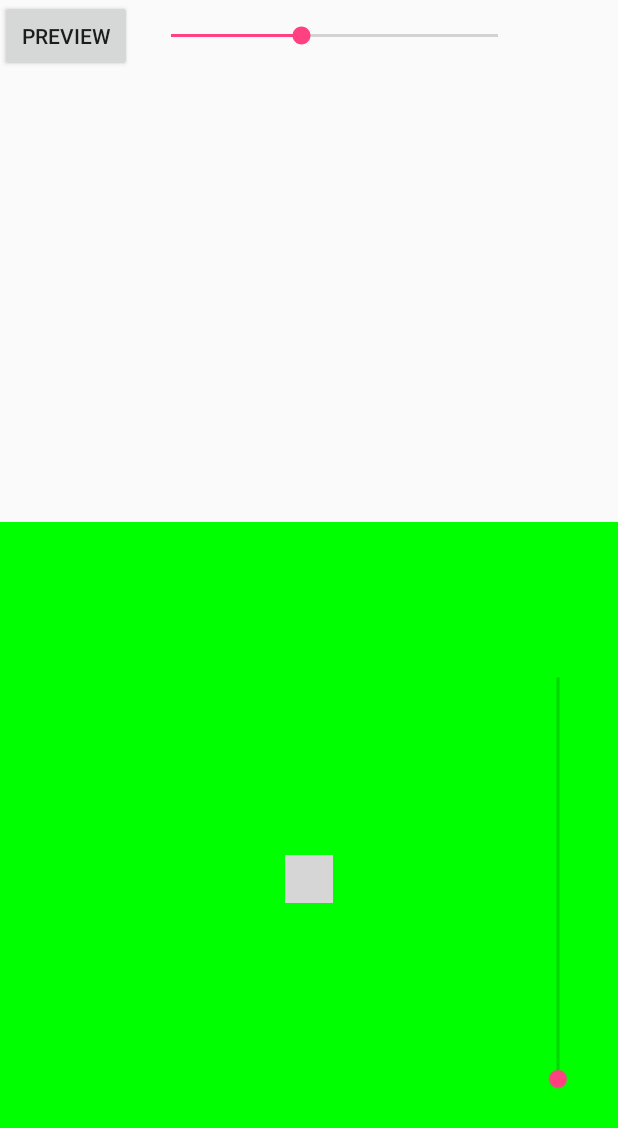
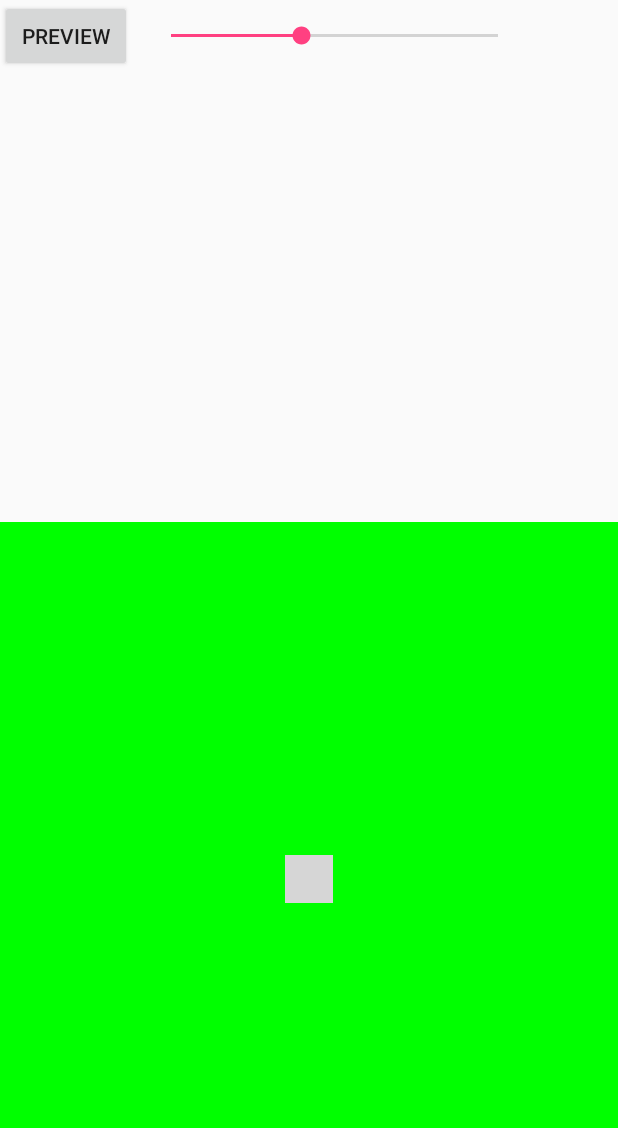
Before and after one commit to ms03001620/ThingsHello, an Android app: the CtrlActivity screen opened directly, with no data from a screen before it, on a phone screen of 412 x 824 dp. Shown: the top 1128 px of the screen. Run offline under Robolectric (Android 15) with nearby library versions, the phone set to English and light mode, and no system bars; libraries missing offline, so code that uses them is left out: com.gcssloop.widget; plain views replace RockerView; 2 statements that could not run were skipped; grey boxes are pictures that could not be loaded.

Commit message:
摄像头舵机控制移除控制页面

```diff
--- a/app_mobile/src/main/java/org/mark/mobile/CtrlActivity.java
+++ b/app_mobile/src/main/java/org/mark/mobile/CtrlActivity.java
@@ -56,26 +56,6 @@ public class CtrlActivity extends AppCompatActivity {
             }
         });
 
-        SeekBar cameraSeek = findViewById(R.id.seek);
-        cameraSeek.setOnSeekBarChangeListener(new SeekBar.OnSeekBarChangeListener() {
-            @Override
-            public void onProgressChanged(SeekBar seekBar, int progress, boolean fromUser) {
-                Log.d(TAG, "progress:"+progress);
-
-                CameraServoCmd cameraCmd = new CameraServoCmd(progress);
-                ConnectedManager.getInstance().sendObject(cameraCmd, CmdConstant.CAMERA_SERVO);
-            }
-
-            @Override
-            public void onStartTrackingTouch(SeekBar seekBar) {
-
-            }
-
-            @Override
-            public void onStopTrackingTouch(SeekBar seekBar) {
-
-            }
-        });
 
         RockerView mRockerView = findViewById(R.id.rocker);
         mRockerView.setListener(new RockerListener() {
--- a/app_mobile/src/main/res/layout/activity_ctrl.xml
+++ b/app_mobile/src/main/res/layout/activity_ctrl.xml
@@ -52,17 +52,6 @@
 
 
 
-        <SeekBar
-            android:id="@+id/seek"
-            android:layout_width="300dp"
-            android:layout_marginEnd="-110dp"
-            android:layout_alignParentEnd="true"
-            android:layout_height="wrap_content"
-            android:layout_centerVertical="true"
-            android:rotation="270"
-            android:max="100"/>
-
-
     </RelativeLayout>
 
 
```
